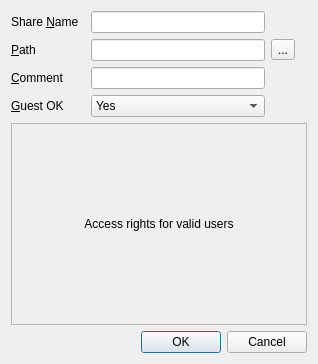
Qt form editshare.ui (MX-Linux/mx-samba-config) before a commit.
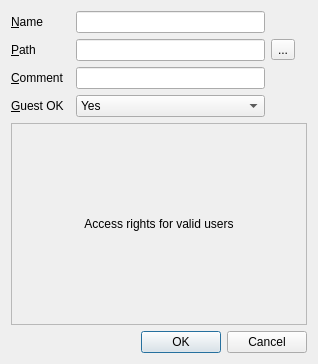
The same form after that commit.

Commit message: Add comment; change 'Share name' to 'Name'

Diff of the .ui file:
```diff
--- a/editshare.ui
+++ b/editshare.ui
@@ -17,7 +17,7 @@
    <item row="0" column="0">
     <widget class="QLabel" name="labelShareName">
      <property name="text">
-      <string>Share &amp;Name</string>
+      <string>&amp;Name</string>
      </property>
      <property name="buddy">
       <cstring>textShareName</cstring>
```
The commit also changes 1 other file.
